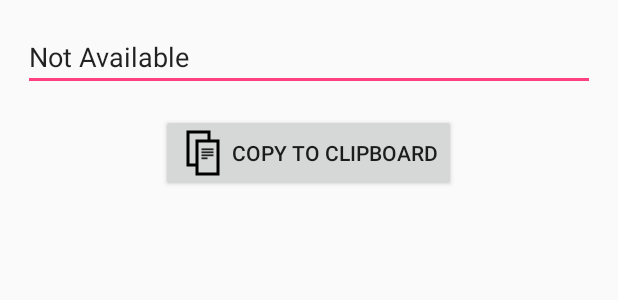
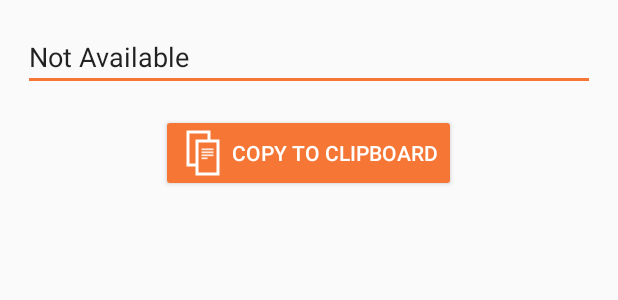
Before and after one commit to ibm-watson-iot/cvi-starter-obd-android, an Android app: the layout activity_home_authtokenalert.xml on its own in the app's theme, with its tools: preview values and no code run, on a phone screen of 412 x 824 dp. Shown: the top 300 px of the screen. Run offline under Robolectric (Android 15) with nearby library versions, the phone set to English and light mode, and no system bars.

Commit message:
Please enter the commit message for your changes. Lines starting rs.xml, wrong accent color, and applied Colored Style to buttons

```diff
--- a/app/src/main/res/layout/activity_home_authtokenalert.xml
+++ b/app/src/main/res/layout/activity_home_authtokenalert.xml
@@ -12,7 +12,7 @@
         android:inputType="none"
         android:layout_margin="15dp" />
 
-    <Button
+    <Button style="@style/Widget.AppCompat.Button.Colored"
         android:layout_width="wrap_content"
         android:layout_height="wrap_content"
         android:text=" Copy to Clipboard"
--- a/app/src/main/res/values/colors.xml
+++ b/app/src/main/res/values/colors.xml
@@ -2,5 +2,5 @@
 <resources>
     <color name="colorPrimary">#3F51B5</color>
     <color name="colorPrimaryDark">#303F9F</color>
-    <color name="colorAccent">#FF4081</color>
+    <color name="colorAccent">#f57635</color>
 </resources>
```
Also changed, not shown: app/src/main/res/drawable/copy.png.
